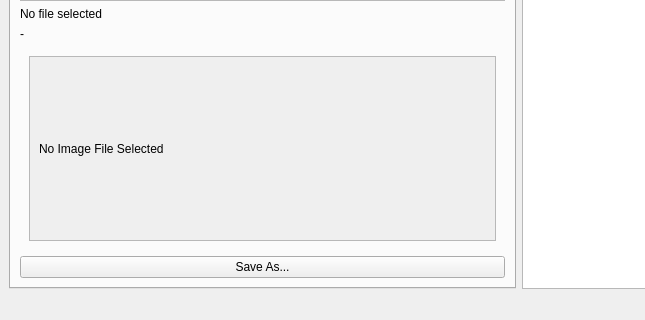
Old version of the form fileshareqt/mainwindow.ui in the repository Tomas-Deane/FileShare; both pictures show x 0 to 645 and y 254 to 574 of the 1037 by 574 pixel window.
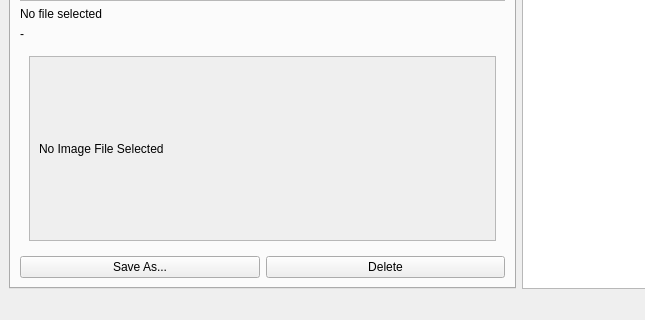
New version of the form. The open tabs and pages were chosen to show the change. Icons and pictures are not drawn.

```diff
--- a/fileshareqt/mainwindow.ui
+++ b/fileshareqt/mainwindow.ui
@@ -357,12 +357,23 @@
            </widget>
           </item>
           <item>
+           <layout class="QHBoxLayout" name="horizontalLayout_14">
+            <item>
            <widget class="QPushButton" name="downloadFileButton">
             <property name="text">
              <string>Save As...</string>
             </property>
            </widget>
           </item>
+            <item>
+             <widget class="QPushButton" name="deleteButton">
+              <property name="text">
+               <string>Delete</string>
+              </property>
+             </widget>
+            </item>
+           </layout>
+          </item>
          </layout>
         </widget>
         <widget class="QWidget" name="tab">
```
Left out of the diff: 12 changed lines with no effect on the pictures. Lines whose indentation alone changed are shown as unchanged.
